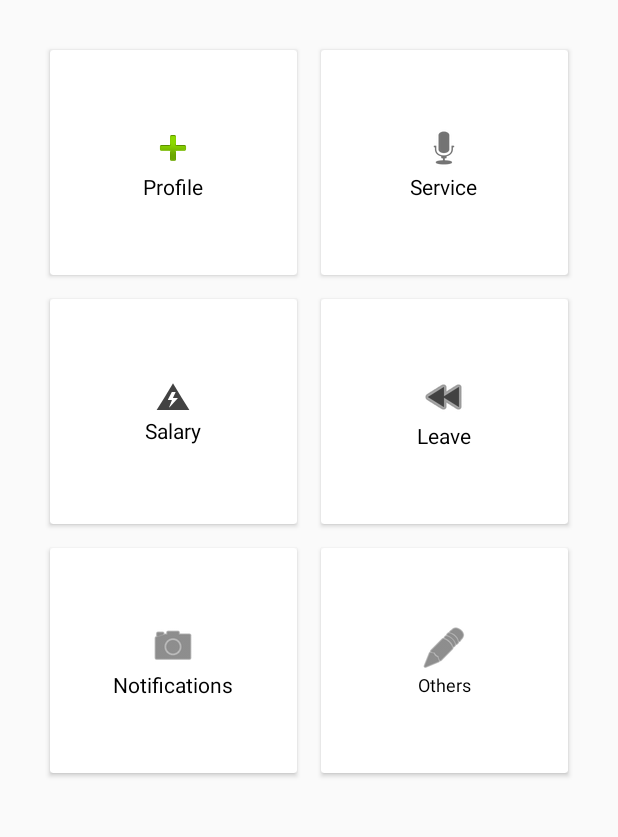
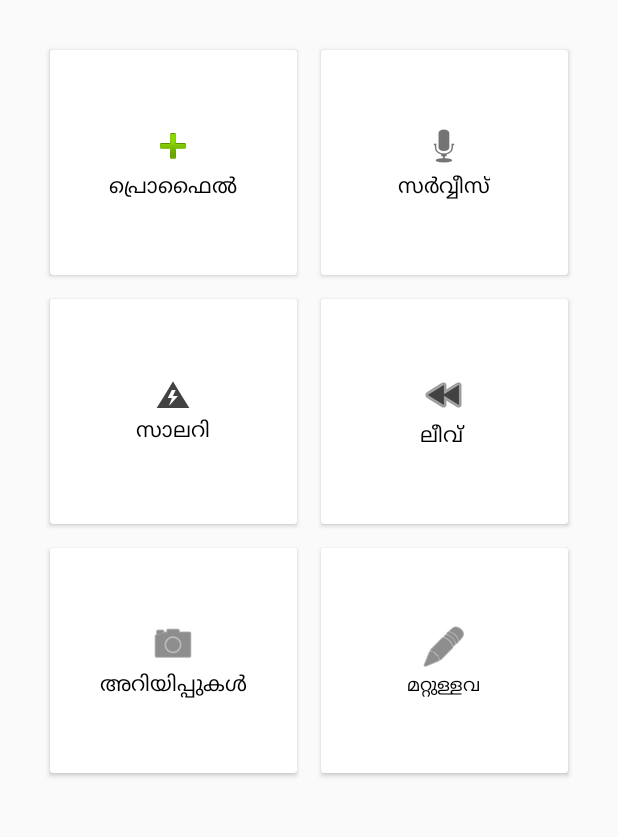
Before and after one commit to ArunAjayan008/HRFUO, an Android app: the MainActivity screen opened directly, with no data from a screen before it, on a phone screen of 412 x 824 dp, the part 84-921 px from its top. Run offline under Robolectric (Android 15) with nearby library versions, the phone set to English and light mode, and no system bars.

Commit message:
Changes 1.1

```diff
--- a/app/src/main/java/com/polymorfuz/hrfuo/Adapter/NotificationAdapter.java
+++ b/app/src/main/java/com/polymorfuz/hrfuo/Adapter/NotificationAdapter.java
@@ -42,5 +42,4 @@ public class NotificationAdapter extends RecyclerView.Adapter<NotificationAdapte
         }
     }
 
-
 }
--- a/app/src/main/java/com/polymorfuz/hrfuo/NotificationListActivity.java
+++ b/app/src/main/java/com/polymorfuz/hrfuo/NotificationListActivity.java
@@ -18,7 +18,7 @@ public class NotificationListActivity extends AppCompatActivity {
     protected void onCreate(Bundle savedInstanceState) {
         super.onCreate(savedInstanceState);
         setContentView(R.layout.activity_notification_list);
-        recyler_layout=findViewById(R.id.notify_recycler);
+        recyler_layout=findViewById(R.id.recyclerlayout);
         notifycycler=findViewById(R.id.notify_recycler);
         LinearLayoutManager layoutManager = new LinearLayoutManager(NotificationListActivity.this);
         layoutManager.setStackFromEnd(true);
--- a/app/src/main/res/layout/activity_notification_list.xml
+++ b/app/src/main/res/layout/activity_notification_list.xml
@@ -11,8 +11,6 @@
         android:id="@+id/recyclerlayout"
         android:layout_width="0dp"
         android:layout_height="wrap_content"
-        android:layout_marginStart="15dp"
-        android:layout_marginEnd="15dp"
         android:layout_marginTop="10dp"
         app:layout_constraintTop_toBottomOf="@+id/toolbar"
         app:layout_constraintEnd_toEndOf="parent"
--- a/app/src/main/res/layout/adapter_notify.xml
+++ b/app/src/main/res/layout/adapter_notify.xml
@@ -9,6 +9,9 @@
         android:id="@+id/calllog"
         android:layout_width="0dp"
         android:layout_height="wrap_content"
+        android:focusable="true"
+        android:layout_marginStart="4dp"
+        android:layout_marginEnd="4dp"
         android:clickable="true"
         android:foreground="?android:attr/selectableItemBackground"
         android:orientation="vertical"
--- a/app/src/main/res/values/strings.xml
+++ b/app/src/main/res/values/strings.xml
@@ -27,16 +27,17 @@
     <!--    Service Details Activity-->
 
     <!--    Main Activity-->
-    <string name="profile_ma">Profile</string>
-    <string name="service_ma">Service</string>
-    <string name="salary_ma">Salary</string>
-    <string name="leave_ma">Leave</string>
-    <string name="notifications_ma">Notifications</string>
-    <string name="others_ma">Others</string>
+    <string name="profile_ma">പ്രൊഫൈൽ</string>
+    <string name="service_ma">സർവ്വീസ്‌</string>
+    <string name="salary_ma">സാലറി</string>
+    <string name="leave_ma">ലീവ്‌</string>
+    <string name="notifications_ma">അറിയിപ്പുകൾ</string>
+    <string name="others_ma">മറ്റുള്ളവ</string>
     <string name="mob_no_logA">മൊബൈൽ നമ്പർ</string>
     <string name="paswd_loga">പാസ്‌വേഡ്</string>
-    <string name="login_logA">Login</string>
-    <string name="forgot_pwd_loga">Forgot Password ?</string>
+    <string name="login_logA">ലോഗിൻ ചെയ്യുക</string>
+    <string name="forgot_pwd_loga">പാസ്‌വേഡ് മറന്നു പോയോ ?</string>
+    <string name="signup_logA">അക്കൗണ്ട്‌ തുടങ്ങുക</string>
     <!--    Main Activity-->
 
 </resources>
```
Also changed, not shown: app/src/main/res/layout/activity_login.xml (+6 -3 lines).
